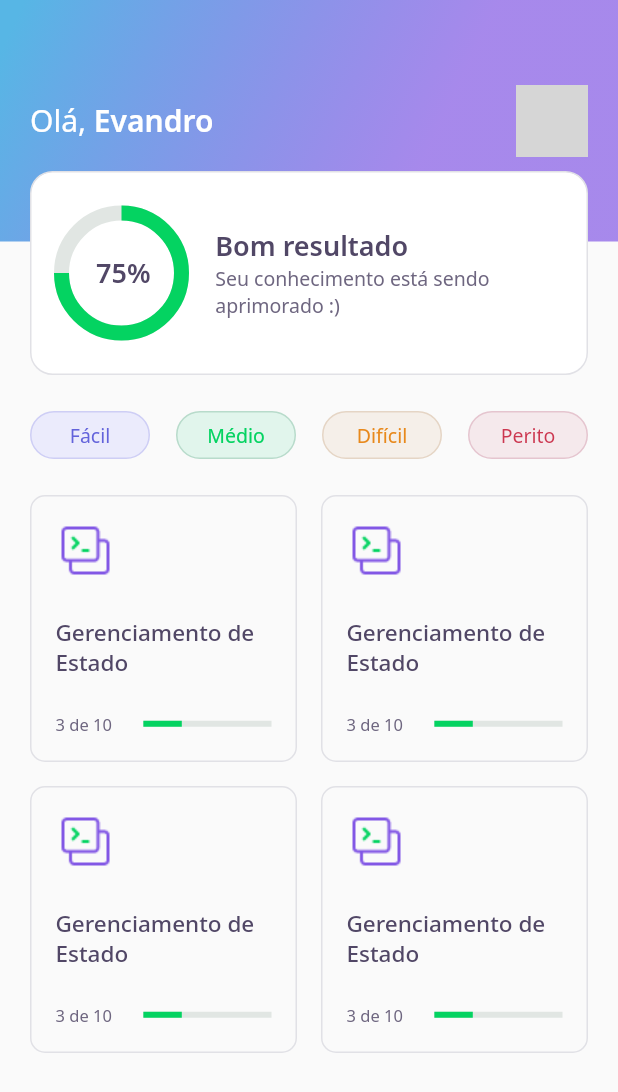
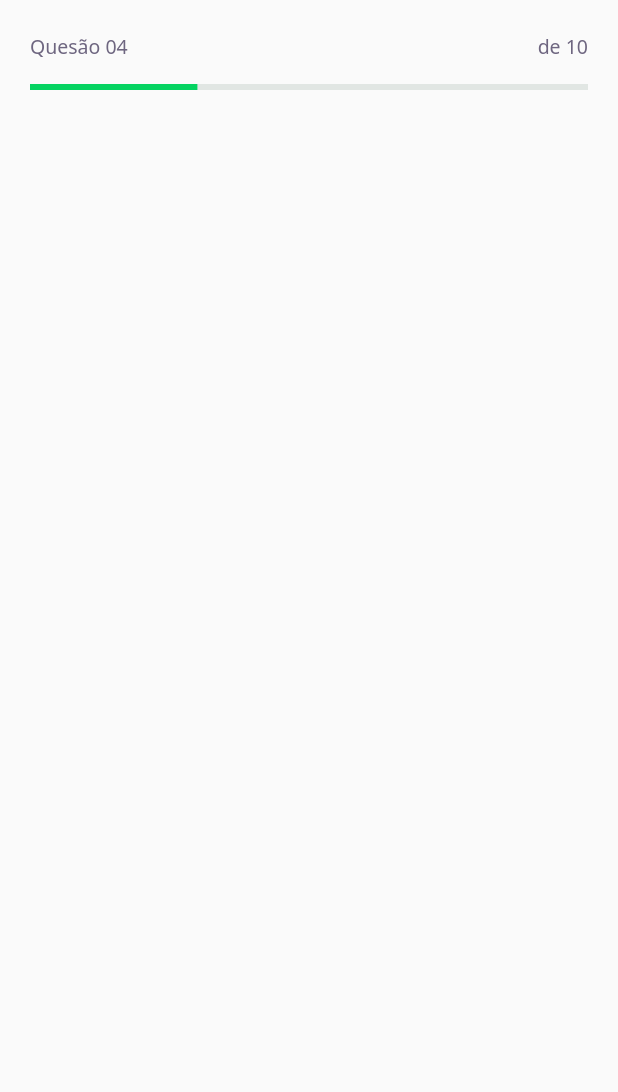
Before and after one commit to rockevandro/dev_quiz_flutter_app, a Flutter app: the screen it shows after launch, on a phone screen of 412 x 824 dp. Shown: the top 1092 px of the screen. Run offline on Flutter 3.47's test engine with Material 2 defaults, Android fonts, the phone set to English and light mode, and no system bars; our stand-ins replace google_fonts; grey boxes are pictures that could not be loaded.

Commit message:
feat: add challenge page and question indicator

```diff
--- a/lib/core/app_widget.dart
+++ b/lib/core/app_widget.dart
@@ -1,3 +1,5 @@
+
+import 'package:dev_quiz/pages/challenge/challenge_page.dart';
 
 import '../pages/home/home_page.dart';
 import 'package:flutter/material.dart';
@@ -7,7 +9,7 @@ class AppWidget extends StatelessWidget {
   Widget build(BuildContext context) {
     return MaterialApp(
       title: "DevQuiz",
-      home: HomePage(),
+      home: ChallengePage(),
     );
   }
 }
--- /dev/null
+++ b/lib/pages/challenge/challenge_page.dart
@@ -0,0 +1,23 @@
+import 'package:dev_quiz/pages/challenge/widgets/question_indicator.dart';
+import 'package:flutter/material.dart';
+
+class ChallengePage extends StatefulWidget {
+  @override
+  _ChallengePageState createState() => _ChallengePageState();
+}
+
+class _ChallengePageState extends State<ChallengePage> {
+  @override
+  Widget build(BuildContext context) {
+    return Scaffold(
+      appBar: PreferredSize(
+        preferredSize: Size.fromHeight(60),
+        child: SafeArea(
+          top: true,
+          child: QuestionIndicator(),
+        ),
+      ),
+      body: Container(),
+    );
+  }
+}
--- /dev/null
+++ b/lib/pages/challenge/widgets/question_indicator.dart
@@ -0,0 +1,23 @@
+import 'package:dev_quiz/core/app_text_styles.dart';
+import 'package:dev_quiz/shared/widgets/jt_linear_progress_indicator.dart';
+import 'package:flutter/material.dart';
+
+class QuestionIndicator extends StatelessWidget {
+  @override
+  Widget build(BuildContext context) {
+    return Container(
+      padding: EdgeInsets.symmetric(horizontal: 20),
+      child: Column(
+        mainAxisAlignment: MainAxisAlignment.end,
+        children: [
+          Row(mainAxisAlignment: MainAxisAlignment.spaceBetween, children: [
+            Text("Quesão 04", style: AppTextStyles.body),
+            Text("de 10", style: AppTextStyles.body),
+          ]),
+          SizedBox(height: 16),
+          JtLinearProgressIndicator(value: 0.4)
+        ],
+      ),
+    );
+  }
+}
--- a/lib/pages/home/widgets/quiz_card.dart
+++ b/lib/pages/home/widgets/quiz_card.dart
@@ -1,5 +1,6 @@
 import 'package:dev_quiz/core/app_images.dart';
 import 'package:dev_quiz/core/core.dart';
+import 'package:dev_quiz/shared/widgets/jt_linear_progress_indicator.dart';
 import 'package:flutter/material.dart';
 
 class QuizCard extends StatelessWidget {
@@ -9,9 +10,8 @@ class QuizCard extends StatelessWidget {
       padding: EdgeInsets.all(16),
       height: 160,
       decoration: BoxDecoration(
-        border: Border.fromBorderSide(BorderSide(color: AppColors.border)),
-        borderRadius: BorderRadius.circular(10)
-      ),
+          border: Border.fromBorderSide(BorderSide(color: AppColors.border)),
+          borderRadius: BorderRadius.circular(10)),
       child: Column(
         crossAxisAlignment: CrossAxisAlignment.start,
         children: [
@@ -26,19 +26,14 @@ class QuizCard extends StatelessWidget {
           Row(
             children: [
               Padding(
-                padding: const EdgeInsets.only(right:21),
+                padding: const EdgeInsets.only(right: 21),
                 child: Text(
                   "3 de 10",
                   style: AppTextStyles.body11,
                 ),
               ),
               Expanded(
-                child: LinearProgressIndicator(
-                  backgroundColor: AppColors.chartSecondary,
-                  value: .3,
-                  valueColor:
-                      AlwaysStoppedAnimation<Color>(AppColors.chartPrimary),
-                ),
+                child: JtLinearProgressIndicator(value: 0.3),
               )
             ],
           )
--- /dev/null
+++ b/lib/shared/widgets/jt_linear_progress_indicator.dart
@@ -0,0 +1,18 @@
+import 'package:dev_quiz/core/app_colors.dart';
+import 'package:flutter/material.dart';
+
+class JtLinearProgressIndicator extends StatelessWidget {
+  final double value;
+
+  const JtLinearProgressIndicator({Key key, @required this.value})
+      : super(key: key);
+
+  @override
+  Widget build(BuildContext context) {
+    return LinearProgressIndicator(
+      backgroundColor: AppColors.chartSecondary,
+      value: .3,
+      valueColor: AlwaysStoppedAnimation<Color>(AppColors.chartPrimary),
+    );
+  }
+}
```
